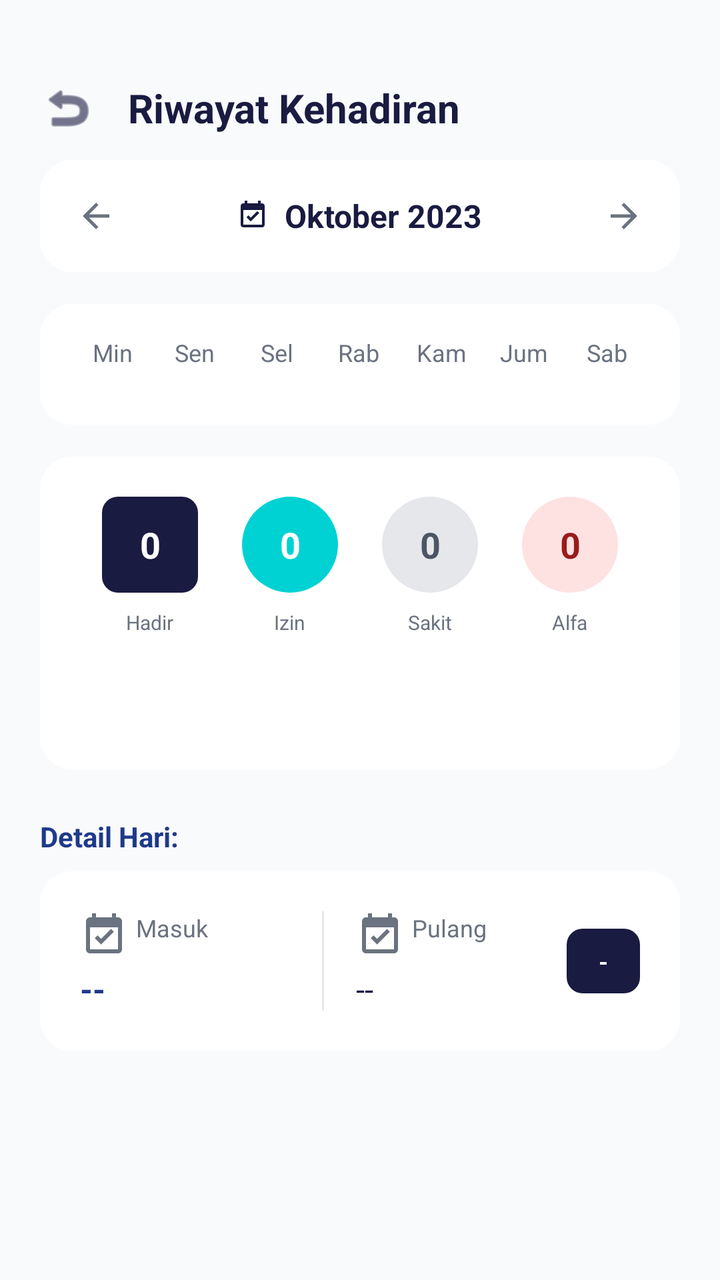
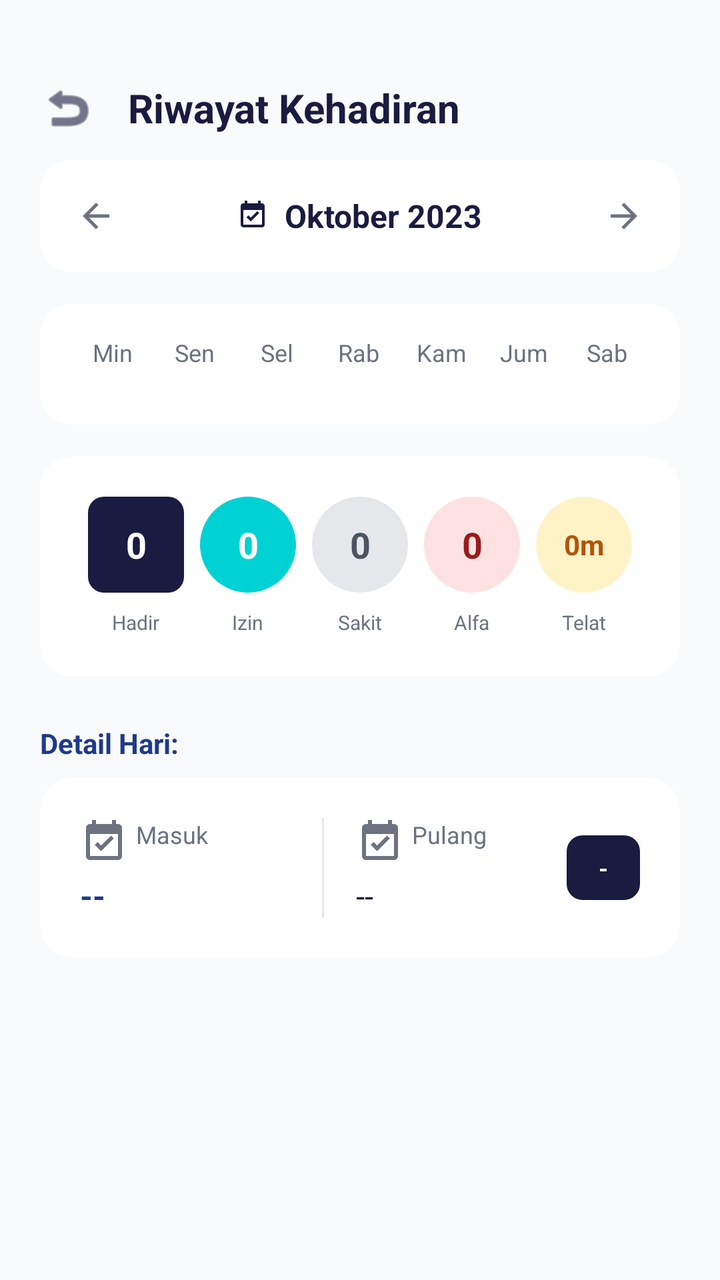

Before-and-after screenshots of an Android layout around one commit, followed by the original layout XML and the change that was made.
<!-- AndroidManifest.xml: application theme Theme.AppCompat.Light.NoActionBar -->
<!-- res/layout/activity_rekap.xml -->
<?xml version="1.0" encoding="utf-8"?>
<androidx.constraintlayout.widget.ConstraintLayout xmlns:android="http://schemas.android.com/apk/res/android"
    xmlns:app="http://schemas.android.com/apk/res-auto"
    android:layout_width="match_parent"
    android:layout_height="match_parent"
    android:background="#F9FAFB">

    <LinearLayout
        android:id="@+id/titleLayout"
        android:layout_width="match_parent"
        android:layout_height="wrap_content"
        android:orientation="horizontal"
        android:paddingHorizontal="20dp"
        android:paddingTop="40dp"
        android:paddingBottom="12dp"
        android:gravity="center_vertical"
        app:layout_constraintTop_toTopOf="parent"
        app:layout_constraintStart_toStartOf="parent"
        app:layout_constraintEnd_toEndOf="parent">

        <ImageView
            android:id="@+id/btnBackRekap"
            android:layout_width="28dp"
            android:layout_height="28dp"
            android:src="@android:drawable/ic_menu_revert"
            app:tint="#1A1B41"
            android:background="?attr/selectableItemBackgroundBorderless"/>

        <TextView
            android:layout_width="wrap_content"
            android:layout_height="wrap_content"
            android:text="Riwayat Kehadiran"
            android:textColor="#1A1B41"
            android:textSize="20sp"
            android:textStyle="bold"
            android:layout_marginStart="16dp" />
    </LinearLayout>

    <androidx.core.widget.NestedScrollView
        android:layout_width="match_parent"
        android:layout_height="0dp"
        android:clipToPadding="false"
        android:paddingBottom="24dp"
        app:layout_constraintTop_toBottomOf="@id/titleLayout"
        app:layout_constraintBottom_toBottomOf="parent">

        <LinearLayout
            android:layout_width="match_parent"
            android:layout_height="wrap_content"
            android:orientation="vertical"
            android:paddingHorizontal="20dp">

            
            <androidx.cardview.widget.CardView
                android:layout_width="match_parent"
                android:layout_height="wrap_content"
                android:layout_marginBottom="16dp"
                app:cardCornerRadius="16dp"
                app:cardElevation="0dp">

                <LinearLayout
                    android:layout_width="match_parent"
                    android:layout_height="wrap_content"
                    android:orientation="horizontal"
                    android:padding="16dp"
                    android:background="#FFFFFF"
                    android:gravity="center">

                    <ImageView
                        android:id="@+id/btnPrevMonth"
                        android:layout_width="24dp"
                        android:layout_height="24dp"
                        android:src="@drawable/ic_baseline_arrow_back_24"
                        android:background="?attr/selectableItemBackgroundBorderless"
                        android:padding="2dp"
                        app:tint="#6B7280" />

                    <LinearLayout
                        android:layout_width="0dp"
                        android:layout_weight="1"
                        android:layout_height="wrap_content"
                        android:gravity="center"
                        android:orientation="horizontal">
                        <ImageView
                            android:layout_width="16dp"
                            android:layout_height="16dp"
                            android:src="@drawable/ic_modern_presensi"
                            app:tint="#1A1B41"
                            android:layout_marginEnd="8dp"/>
                        <TextView
                            android:id="@+id/tvMonthYear"
                            android:layout_width="wrap_content"
                            android:layout_height="wrap_content"
                            android:text="Oktober 2023"
                            android:textColor="#1A1B41"
                            android:textStyle="bold"
                            android:textSize="16sp"/>
                    </LinearLayout>

                    <ImageView
                        android:id="@+id/btnNextMonth"
                        android:layout_width="24dp"
                        android:layout_height="24dp"
                        android:src="@drawable/ic_baseline_arrow_back_24"
                        android:rotation="180"
                        android:background="?attr/selectableItemBackgroundBorderless"
                        android:padding="2dp"
                        app:tint="#6B7280" />
                </LinearLayout>
            </androidx.cardview.widget.CardView>

            
            <androidx.cardview.widget.CardView
                android:layout_width="match_parent"
                android:layout_height="wrap_content"
                android:layout_marginBottom="16dp"
                app:cardCornerRadius="16dp"
                app:cardElevation="0dp">

                <LinearLayout
                    android:layout_width="match_parent"
                    android:layout_height="wrap_content"
                    android:orientation="vertical"
                    android:padding="16dp"
                    android:background="#FFFFFF">

                    
                    <LinearLayout
                        android:layout_width="match_parent"
                        android:layout_height="wrap_content"
                        android:orientation="horizontal"
                        android:weightSum="7"
                        android:layout_marginBottom="12dp">
                        <TextView android:layout_width="0dp" android:layout_weight="1" android:layout_height="wrap_content" android:text="Min" android:gravity="center" android:textSize="12sp" android:textColor="#6B7280"/>
                        <TextView android:layout_width="0dp" android:layout_weight="1" android:layout_height="wrap_content" android:text="Sen" android:gravity="center" android:textSize="12sp" android:textColor="#6B7280"/>
                        <TextView android:layout_width="0dp" android:layout_weight="1" android:layout_height="wrap_content" android:text="Sel" android:gravity="center" android:textSize="12sp" android:textColor="#6B7280"/>
                        <TextView android:layout_width="0dp" android:layout_weight="1" android:layout_height="wrap_content" android:text="Rab" android:gravity="center" android:textSize="12sp" android:textColor="#6B7280"/>
                        <TextView android:layout_width="0dp" android:layout_weight="1" android:layout_height="wrap_content" android:text="Kam" android:gravity="center" android:textSize="12sp" android:textColor="#6B7280"/>
                        <TextView android:layout_width="0dp" android:layout_weight="1" android:layout_height="wrap_content" android:text="Jum" android:gravity="center" android:textSize="12sp" android:textColor="#6B7280"/>
                        <TextView android:layout_width="0dp" android:layout_weight="1" android:layout_height="wrap_content" android:text="Sab" android:gravity="center" android:textSize="12sp" android:textColor="#6B7280"/>
                    </LinearLayout>

                    
                    <androidx.recyclerview.widget.RecyclerView
                        android:id="@+id/rvCalendar"
                        android:layout_width="match_parent"
                        android:layout_height="wrap_content"
                        android:nestedScrollingEnabled="false"
                        app:layoutManager="androidx.recyclerview.widget.GridLayoutManager"
                        app:spanCount="7" />
                </LinearLayout>
            </androidx.cardview.widget.CardView>

            
            <androidx.cardview.widget.CardView
                android:layout_width="match_parent"
                android:layout_height="wrap_content"
                android:layout_marginBottom="24dp"
                app:cardCornerRadius="16dp"
                app:cardElevation="0dp">

                <LinearLayout
                    android:layout_width="match_parent"
                    android:layout_height="wrap_content"
                    android:orientation="horizontal"
                    android:padding="20dp"
                    android:background="#FFFFFF"
                    android:weightSum="4">

                    
                    <LinearLayout
                        android:layout_width="0dp"
                        android:layout_weight="1"
                        android:layout_height="wrap_content"
                        android:gravity="center"
                        android:orientation="vertical">
                        <TextView
                            android:id="@+id/tvTotalHadir"
                            android:layout_width="48dp"
                            android:layout_height="48dp"
                            android:text="0"
                            android:textColor="#FFFFFF"
                            android:textStyle="bold"
                            android:textSize="18sp"
                            android:gravity="center"
                            android:background="@drawable/bg_calendar_day_selected"/>
                        <TextView
                            android:layout_width="wrap_content"
                            android:layout_height="wrap_content"
                            android:text="Hadir"
                            android:textSize="10sp"
                            android:textColor="#6B7280"
                            android:layout_marginTop="8dp"/>
                    </LinearLayout>

                    
                    <LinearLayout
                        android:layout_width="0dp"
                        android:layout_weight="1"
                        android:layout_height="wrap_content"
                        android:gravity="center"
                        android:orientation="vertical">
                        <TextView
                            android:id="@+id/tvTotalIzin"
                            android:layout_width="48dp"
                            android:layout_height="48dp"
                            android:text="0"
                            android:textColor="#FFFFFF"
                            android:textStyle="bold"
                            android:textSize="18sp"
                            android:gravity="center"
                            android:background="@drawable/bg_icon_circle"
                            android:backgroundTint="#00D2D3"/>
                        <TextView
                            android:layout_width="wrap_content"
                            android:layout_height="wrap_content"
                            android:text="Izin"
                            android:textSize="10sp"
                            android:textColor="#6B7280"
                            android:layout_marginTop="8dp"/>
                    </LinearLayout>

                    
                    <LinearLayout
                        android:layout_width="0dp"
                        android:layout_weight="1"
                        android:layout_height="wrap_content"
                        android:gravity="center"
                        android:orientation="vertical">
                        <TextView
                            android:id="@+id/tvTotalSakit"
                            android:layout_width="48dp"
                            android:layout_height="48dp"
                            android:text="0"
                            android:textColor="#4B5563"
                            android:textStyle="bold"
                            android:textSize="18sp"
                            android:gravity="center"
                            android:background="@drawable/bg_icon_circle"
                            android:backgroundTint="#E5E7EB"/>
                        <TextView
                            android:layout_width="wrap_content"
                            android:layout_height="wrap_content"
                            android:text="Sakit"
                            android:textSize="10sp"
                            android:textColor="#6B7280"
                            android:layout_marginTop="8dp"/>
                    </LinearLayout>

                    
                    <LinearLayout
                        android:layout_width="0dp"
                        android:layout_weight="1"
                        android:layout_height="wrap_content"
                        android:gravity="center"
                        android:orientation="vertical">
                        <TextView
                            android:id="@+id/tvTotalAlpha"
                            android:layout_width="48dp"
                            android:layout_height="48dp"
                            android:text="0"
                            android:textColor="#991B1B"
                            android:textStyle="bold"
                            android:textSize="18sp"
                            android:gravity="center"
                            android:background="@drawable/bg_icon_circle"
                            android:backgroundTint="#FEE2E2"/>
                        <TextView
                            android:layout_width="wrap_content"
                            android:layout_height="wrap_content"
                            android:text="Alfa"
                            android:textSize="10sp"
                            android:textColor="#6B7280"
                            android:layout_marginTop="8dp"/>
                    </LinearLayout>

                    
                    <LinearLayout
                        android:layout_width="0dp"
                        android:layout_weight="1"
                        android:layout_height="wrap_content"
                        android:gravity="center"
                        android:orientation="vertical">
                        <TextView
                            android:id="@+id/tvTotalTerlambat"
                            android:layout_width="48dp"
                            android:layout_height="48dp"
                            android:text="0m"
                            android:textColor="#B45309"
                            android:textStyle="bold"
                            android:textSize="14sp"
                            android:gravity="center"
                            android:background="@drawable/bg_icon_circle"
                            android:backgroundTint="#FEF3C7"/>
                        <TextView
                            android:layout_width="wrap_content"
                            android:layout_height="wrap_content"
                            android:text="Telat"
                            android:textSize="10sp"
                            android:textColor="#6B7280"
                            android:layout_marginTop="8dp"/>
                    </LinearLayout>
                </LinearLayout>
            </androidx.cardview.widget.CardView>

            
            <TextView
                android:id="@+id/tvDetailTitle"
                android:layout_width="wrap_content"
                android:layout_height="wrap_content"
                android:text="Detail Hari:"
                android:textColor="#1E3A8A"
                android:textSize="14sp"
                android:textStyle="bold"
                android:layout_marginBottom="8dp"/>

            
            <androidx.cardview.widget.CardView
                android:layout_width="match_parent"
                android:layout_height="wrap_content"
                app:cardCornerRadius="16dp"
                app:cardElevation="0dp">

                <LinearLayout
                    android:layout_width="match_parent"
                    android:layout_height="wrap_content"
                    android:orientation="horizontal"
                    android:background="#FFFFFF"
                    android:padding="20dp"
                    android:gravity="center_vertical">

                    <LinearLayout
                        android:layout_width="0dp"
                        android:layout_weight="1"
                        android:layout_height="wrap_content"
                        android:orientation="vertical">
                        <TextView
                            android:layout_width="wrap_content"
                            android:layout_height="wrap_content"
                            android:text="Masuk"
                            android:textColor="#6B7280"
                            android:textSize="12sp"
                            app:drawableStartCompat="@drawable/ic_modern_presensi"
                            app:drawableTint="#6B7280"
                            android:drawablePadding="4dp"/>
                        <TextView
                            android:id="@+id/tvDetailMasuk"
                            android:layout_width="wrap_content"
                            android:layout_height="wrap_content"
                            android:text="--"
                            android:textColor="#1E3A8A"
                            android:textSize="16sp"
                            android:textStyle="bold"
                            android:layout_marginTop="4dp"/>
                    </LinearLayout>

                    <View
                        android:layout_width="1dp"
                        android:layout_height="match_parent"
                        android:background="#E5E7EB"
                        android:layout_marginHorizontal="16dp"/>

                    <LinearLayout
                        android:layout_width="0dp"
                        android:layout_weight="1"
                        android:layout_height="wrap_content"
                        android:orientation="vertical">
                        <TextView
                            android:layout_width="wrap_content"
                            android:layout_height="wrap_content"
                            android:text="Pulang"
                            android:textColor="#6B7280"
                            android:textSize="12sp"
                            app:drawableStartCompat="@drawable/ic_modern_presensi"
                            app:drawableTint="#6B7280"
                            android:drawablePadding="4dp"/>
                        <TextView
                            android:id="@+id/tvDetailPulang"
                            android:layout_width="wrap_content"
                            android:layout_height="wrap_content"
                            android:text="--"
                            android:textColor="#1A1B41"
                            android:textSize="16sp"
                            android:layout_marginTop="4dp"/>
                    </LinearLayout>

                    <TextView
                        android:id="@+id/tvDetailStatusBadge"
                        android:layout_width="wrap_content"
                        android:layout_height="wrap_content"
                        android:text="-"
                        android:textColor="#FFFFFF"
                        android:textSize="12sp"
                        android:textStyle="bold"
                        android:paddingHorizontal="16dp"
                        android:paddingVertical="8dp"
                        android:background="@drawable/bg_calendar_day_selected"/>
                </LinearLayout>
            </androidx.cardview.widget.CardView>
        </LinearLayout>
    </androidx.core.widget.NestedScrollView>


    
</androidx.constraintlayout.widget.ConstraintLayout>
<!-- resources referenced by this layout -->
<resources>
  <!-- drawable bg_calendar_day_selected (drawable) -->
  <?xml version="1.0" encoding="utf-8"?>
  <shape xmlns:android="http://schemas.android.com/apk/res/android" android:shape="rectangle">
      <solid android:color="#1A1B41" />
      <corners android:radius="8dp" />
  </shape>
  <!-- drawable bg_icon_circle (drawable) -->
  ﻿<?xml version="1.0" encoding="utf-8"?>
  <shape xmlns:android="http://schemas.android.com/apk/res/android"
      android:shape="oval">
      <solid android:color="#FFFFFF" />
  </shape>
  <!-- drawable ic_baseline_arrow_back_24 (drawable) -->
  <vector xmlns:android="http://schemas.android.com/apk/res/android"
      android:width="24dp"
      android:height="24dp"
      android:viewportWidth="24"
      android:viewportHeight="24">
    <path
        android:fillColor="#FF000000"
        android:pathData="M20,11H7.83l5.59,-5.59L12,4l-8,8 8,8 1.41,-1.41L7.83,13H20v-2z"/>
  </vector>
  <!-- drawable ic_modern_presensi (drawable) -->
  <vector xmlns:android="http://schemas.android.com/apk/res/android"
      android:width="24dp"
      android:height="24dp"
      android:viewportWidth="24"
      android:viewportHeight="24">
    <path
        android:fillColor="@android:color/white"
        android:pathData="M19,3h-1V1h-2v2H8V1H6v2H5c-1.11,0 -1.99,0.9 -1.99,2L3,19c0,1.1 0.89,2 2,2h14c1.1,0 2,-0.9 2,-2V5c0,-1.1 -0.9,-2 -2,-2zm0,16H5V8h14v11zm-8.44,-2.42l-3.18,-3.18 1.41,-1.41 1.77,1.76 4.95,-4.94 1.41,1.4 -6.36,6.37z"/>
  </vector>
</resources>

<!-- the commit's change to res/layout/activity_rekap.xml (unified diff, before → after) -->
@@ -165,7 +165,7 @@
                     android:orientation="horizontal"
                     android:padding="20dp"
                     android:background="#FFFFFF"
-                    android:weightSum="4">
+                    android:weightSum="5">
 
                     
                     <LinearLayout
